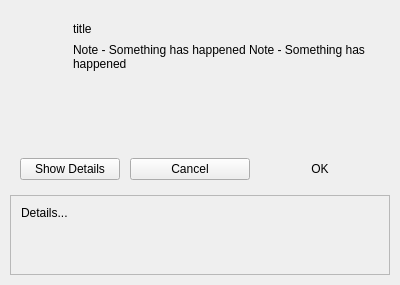
Qt form BlockSettleUILib/BSMessageBox.ui (BlockSettle/terminal) before a commit.
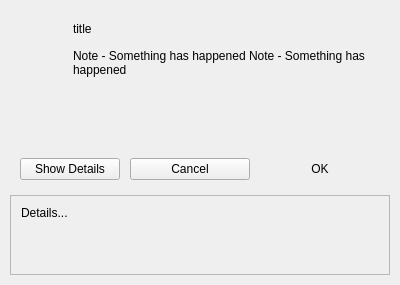
The same form after that commit. Icons and pictures are not drawn.

Commit message: BST-1544 Create Wallet updates - in BSMessageBox increased the resize timer to get rid of an artifact that happens sometimes when dialog contains a large amount of text, removed hide() show() calls because they're not needed - in MessageBoxAuthNotice put a new line right before the hyperlink so that it is not being cut in the middle - in BSMessageBox increased spacing between title and text

The edit to the form file:
```diff
--- a/BlockSettleUILib/BSMessageBox.ui
+++ b/BlockSettleUILib/BSMessageBox.ui
@@ -125,7 +125,7 @@
       <item>
        <layout class="QVBoxLayout" name="textLayout" stretch="1,5">
         <property name="spacing">
-         <number>5</number>
+         <number>12</number>
         </property>
         <item>
          <widget class="QLabel" name="labelTitle">
```
The commit also changes 1 other file.
